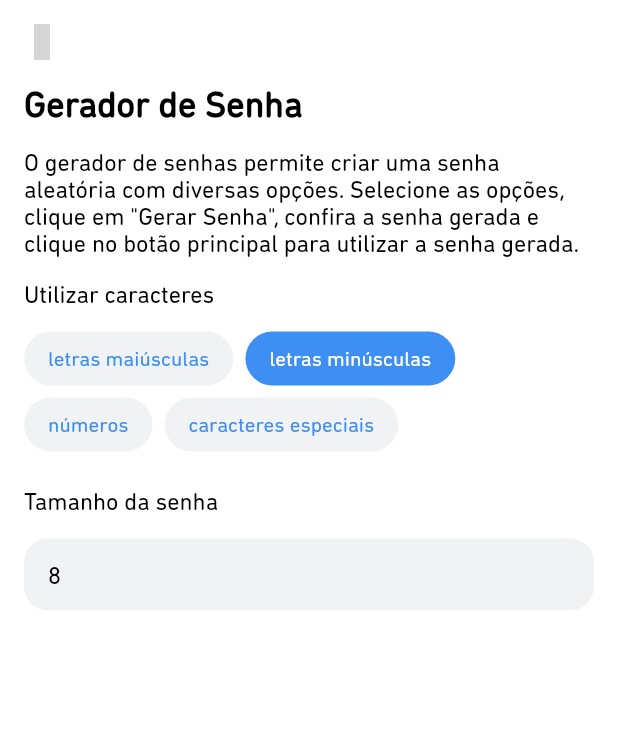
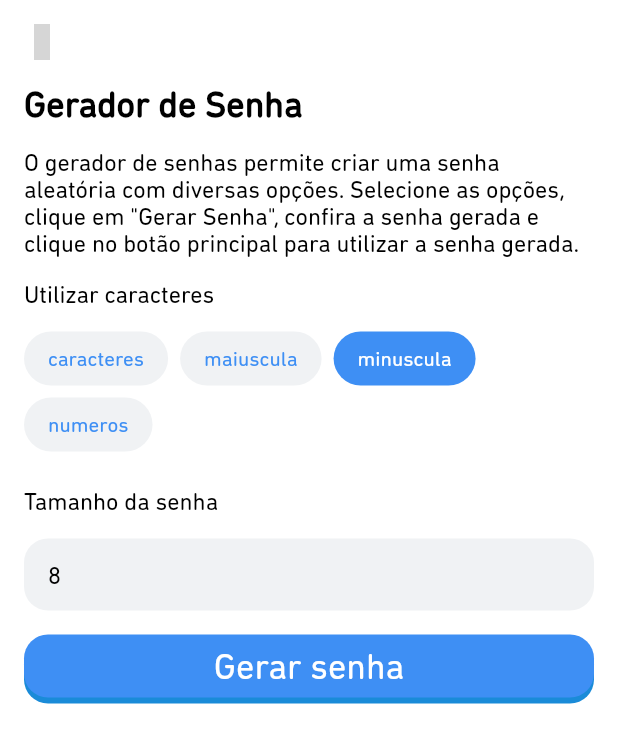
Before and after one commit to csbs1985/segura_app, a Flutter app: the GeradorSenhaWidget screen opened directly with empty values, on a phone screen of 412 x 824 dp. Shown: the top 743 px of the screen. Run offline on Flutter 3.47's test engine with Material 2 defaults, Android fonts, the phone set to English and light mode, and no system bars; our stand-ins replace cloud_firestore, firebase_auth, firebase_core, firebase_ui_firestore, flutter_svg, go_router and 6 more; missing offline and left inert: favicon, skeleton_animation; accounts and stored records are empty; network calls fail; grey boxes are pictures that could not be loaded.

Commit message:
[PadraoSelecionarWidget] criar

```diff
--- a/lib/class/gerador_senha_class.dart
+++ b/lib/class/gerador_senha_class.dart
@@ -1,18 +1,26 @@
 class GerarSenhaModel {
-  int index;
+  String value;
   String texto;
-  bool selecionado;
 
   GerarSenhaModel({
-    required this.index,
+    required this.value,
     required this.texto,
-    required this.selecionado,
   });
 }
 
 final List<GerarSenhaModel> listaGeradorSenha = [
-  GerarSenhaModel(index: 0, texto: 'letras maiúsculas', selecionado: false),
-  GerarSenhaModel(index: 1, texto: 'letras minúsculas', selecionado: true),
-  GerarSenhaModel(index: 2, texto: 'números', selecionado: false),
-  GerarSenhaModel(index: 3, texto: 'caracteres especiais', selecionado: false),
+  GerarSenhaModel(value: 'caracteres', texto: GerarSenhaEnum.CARACTERES.value),
+  GerarSenhaModel(value: 'maiuscula', texto: GerarSenhaEnum.MAIUSCULA.value),
+  GerarSenhaModel(value: 'minuscula', texto: GerarSenhaEnum.MINUSCULA.value),
+  GerarSenhaModel(value: 'numeros', texto: GerarSenhaEnum.NUMEROS.value),
 ];
+
+enum GerarSenhaEnum {
+  CARACTERES('caracteres'),
+  MAIUSCULA('maiuscula'),
+  MINUSCULA('minuscula'),
+  NUMEROS('numeros');
+
+  final String value;
+  const GerarSenhaEnum(this.value);
+}
--- a/lib/class/senha_class.dart
+++ b/lib/class/senha_class.dart
@@ -59,24 +59,25 @@ class SenhaClass {
   }
 
   String gerarSenha(
-    List<GerarSenhaModel> listaSelecionado,
+    List<String> listaSelecionado,
     int tamanho,
   ) {
-    const letrasMaiusculas = 'ABCDEFGHIJKLMNOPQRSTUVWXYZ';
-    const letrasMinusculas = 'abcdefghijklmnopqrstuvwxyz';
+    const caracteres = '!@#\$%^&*()-_=+[]{}|;:,.<>/?';
+    const maiuscula = 'ABCDEFGHIJKLMNOPQRSTUVWXYZ';
+    const minuscula = 'abcdefghijklmnopqrstuvwxyz';
     const numeros = '0123456789';
-    const caracteresEspeciais = '!@#\$%^&*()-_=+[]{}|;:,.<>/?';
 
     final random = Random();
     String caracteresPermitidos = '';
 
-    if (listaSelecionado[0].selecionado)
-      caracteresPermitidos += letrasMinusculas;
-    if (listaSelecionado[1].selecionado)
-      caracteresPermitidos += letrasMaiusculas;
-    if (listaSelecionado[2].selecionado) caracteresPermitidos += numeros;
-    if (listaSelecionado[3].selecionado)
-      caracteresPermitidos += caracteresEspeciais;
+    if (listaSelecionado.contains(GerarSenhaEnum.CARACTERES.value))
+      caracteresPermitidos += caracteres;
+    if (listaSelecionado.contains(GerarSenhaEnum.MAIUSCULA.value))
+      caracteresPermitidos += maiuscula;
+    if (listaSelecionado.contains(GerarSenhaEnum.MINUSCULA.value))
+      caracteresPermitidos += minuscula;
+    if (listaSelecionado.contains(GerarSenhaEnum.NUMEROS.value))
+      caracteresPermitidos += numeros;
 
     String senha = '';
     for (int i = 0; i < tamanho; i++) {
--- a/lib/config/constante_config.dart
+++ b/lib/config/constante_config.dart
@@ -35,6 +35,8 @@ const String SENHA_ALTERACAO_1 = "ultima alteração há";
 const String SENHA_ALTERACAO_2 = "dias";
 const String SENHA_ASTERISCO = "********";
 const String SENHA_CARACTERES = "Utilizar caracteres";
+const String SENHA_CARACTERES_ERRO =
+    "escolha ao menos um caracter para gerar a senha";
 const String SENHA_CARACTERES_DESCRICAO =
     "a senha deve ter de 4 à 32 caracteres";
 const String SENHA_CRIAR = "Criar senha";
--- a/lib/widget/gerador_senha_widget.dart
+++ b/lib/widget/gerador_senha_widget.dart
@@ -5,12 +5,13 @@ import 'package:senha_app/class/gerador_senha_class.dart';
 import 'package:senha_app/class/senha_class.dart';
 import 'package:senha_app/config/constante_config.dart';
 import 'package:senha_app/mixin/validator_mixin.dart';
+import 'package:senha_app/text/error_text.dart';
 import 'package:senha_app/text/subtitulo_text.dart';
 import 'package:senha_app/text/texto_text.dart';
 import 'package:senha_app/text/titulo_text.dart';
 import 'package:senha_app/theme/ui_borda.dart';
 import 'package:senha_app/widget/padrao_input.dart';
-import 'package:senha_app/widget/seleciona_widget.dart';
+import 'package:senha_app/widget/padrao_selecionar_widget.dart';
 import 'package:unicons/unicons.dart';
 
 class GeradorSenhaWidget extends StatefulWidget {
@@ -33,7 +34,8 @@ class _GeradorSenhaWidgetState extends State<GeradorSenhaWidget>
 
   String senhaGerada = "";
   String tamanho = "8";
-  bool isSelecionado = false;
+  bool isSelecionado = true;
+  List<String> listaSelecionado = [GerarSenhaEnum.MINUSCULA.value];
 
   final double _height = 16;
 
@@ -45,22 +47,19 @@ class _GeradorSenhaWidgetState extends State<GeradorSenhaWidget>
 
   _gerarSenha() {
     if (_formKey.currentState!.validate()) {
-      bool isSelecionado =
-          listaGeradorSenha.any((registro) => registro.selecionado == true);
-
       if (isSelecionado) {
         setState(() => senhaGerada =
-            _senhaClass.gerarSenha(listaGeradorSenha, int.parse(tamanho)));
+            _senhaClass.gerarSenha(listaSelecionado, int.parse(tamanho)));
         FocusScope.of(context).unfocus();
       } else
         setState(() => senhaGerada = "");
-    }
+    } else {}
   }
 
-  void _verificaSelecionados() {
+  void _verificaSelecionados(List<String> value) {
     setState(() {
-      int count = listaGeradorSenha.where((item) => item.selecionado).length;
-      isSelecionado = count > 0 ? true : false;
+      listaSelecionado = value;
+      isSelecionado = listaSelecionado.isEmpty ? false : true;
     });
   }
 
@@ -87,10 +86,11 @@ class _GeradorSenhaWidgetState extends State<GeradorSenhaWidget>
                 SizedBox(height: _height),
                 const TextoText(texto: SENHA_CARACTERES),
                 SizedBox(height: _height),
-                SelecionarWidget(
-                  callback: (value) => _verificaSelecionados(),
-                  lista: listaGeradorSenha,
+                PadraoSelecionarWidget(
+                  callback: (value) => _verificaSelecionados(value),
                 ),
+                if (!isSelecionado)
+                  const ErroText(texto: SENHA_CARACTERES_ERRO),
                 SizedBox(height: _height),
                 const TextoText(texto: SENHA_TAMANHO),
                 SizedBox(height: _height),
@@ -101,11 +101,10 @@ class _GeradorSenhaWidgetState extends State<GeradorSenhaWidget>
                   validator: (value) => isSenhaCaracteresInt(value!),
                 ),
                 SizedBox(height: _height),
-                if (isSelecionado)
-                  Button3dWidget(
-                    callback: (value) => _gerarSenha(),
-                    texto: SENHA_GERAR,
-                  ),
+                Button3dWidget(
+                  callback: (value) => _gerarSenha(),
+                  texto: SENHA_GERAR,
+                ),
                 if (senhaGerada.isNotEmpty)
                   SizedBox(
                     width: double.infinity,
--- a/lib/widget/seleciona_widget.dart
+++ b/lib/widget/padrao_selecionar_widget.dart
@@ -5,40 +5,33 @@ import 'package:senha_app/theme/ui_tamanho.dart';
 import 'package:senha_app/theme/ui_tema.dart';
 import 'package:senha_app/theme/ui_texto.dart';
 
-class SelecionarWidget extends StatefulWidget {
-  const SelecionarWidget({
+class PadraoSelecionarWidget extends StatefulWidget {
+  const PadraoSelecionarWidget({
     super.key,
     required Function? callback,
-    required List<GerarSenhaModel> lista,
-  })  : _callback = callback,
-        _lista = lista;
+  }) : _callback = callback;
 
   final Function? _callback;
-  final List<GerarSenhaModel> _lista;
 
   @override
-  _SelecionarWidgetState createState() => _SelecionarWidgetState();
+  _PadraoSelecionarWidgetState createState() => _PadraoSelecionarWidgetState();
 }
 
-class _SelecionarWidgetState extends State<SelecionarWidget> {
-  List<GerarSenhaModel>? listaSelecionado;
+class _PadraoSelecionarWidgetState extends State<PadraoSelecionarWidget> {
+  List<String> listaSelecionado = [GerarSenhaEnum.MINUSCULA.value];
 
-  @override
-  void initState() {
-    listaSelecionado = widget._lista;
-    super.initState();
+  void _selecionarCategoria(String value) {
+    setState(() {
+      listaSelecionado.contains(value)
+          ? listaSelecionado.remove(value)
+          : listaSelecionado.add(value);
+    });
+
+    widget._callback!(listaSelecionado);
   }
 
-  void _selecionarCategoria(int index) {
-    setState(() {
-      listaSelecionado![index].selecionado =
-          !listaSelecionado![index].selecionado;
-      widget._callback!(listaSelecionado);
-    });
-  }
-
-  bool isCategoriaSelecionada(int index) {
-    return listaSelecionado![index].selecionado ? true : false;
+  bool isCategoriaSelecionada(String value) {
+    return listaSelecionado.contains(value) ? true : false;
   }
 
   @override
@@ -54,21 +47,21 @@ class _SelecionarWidgetState extends State<SelecionarWidget> {
           children: [
             Wrap(
               children: [
-                for (var item in widget._lista)
+                for (var item in listaGeradorSenha)
                   Padding(
                     padding: const EdgeInsets.fromLTRB(0, 0, 8, 8),
                     child: SizedBox(
                       height: UiTamanho.tag,
                       child: TextButton(
-                        onPressed: () => _selecionarCategoria(item.index),
-                        style: isCategoriaSelecionada(item.index)
+                        onPressed: () => _selecionarCategoria(item.value),
+                        style: isCategoriaSelecionada(item.value)
                             ? UiBotao.tagAtivo
                             : isEscuro
                                 ? UiBotao.tagEscuro
                                 : UiBotao.tag,
                         child: Text(
                           item.texto,
-                          style: isCategoriaSelecionada(item.index)
+                          style: isCategoriaSelecionada(item.value)
                               ? UiTexto.tagAtiva
                               : isEscuro
                                   ? UiTexto.tagEscuro
```
Also changed, not shown: lib/text/error_text.dart (added, +22 -0 lines).
